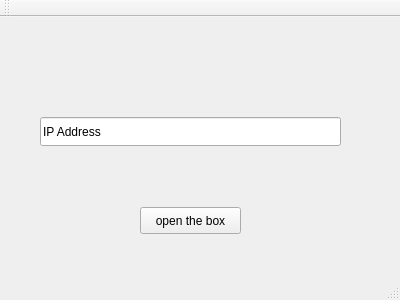
Above: client/Client/client.ui from dilofilo/freezing-octo-cyril before the change. Below: the same form after it.
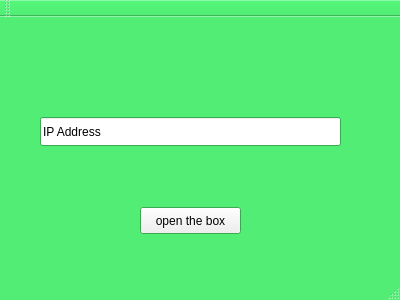
That is the form after the change.

```diff
--- a/client/Client/client.ui
+++ b/client/Client/client.ui
@@ -10,6 +10,70 @@
     <height>300</height>
    </rect>
   </property>
+  <property name="palette">
+   <palette>
+    <active>
+     <colorrole role="Base">
+      <brush brushstyle="SolidPattern">
+       <color alpha="255">
+        <red>255</red>
+        <green>255</green>
+        <blue>255</blue>
+       </color>
+      </brush>
+     </colorrole>
+     <colorrole role="Window">
+      <brush brushstyle="SolidPattern">
+       <color alpha="255">
+        <red>81</red>
+        <green>237</green>
+        <blue>117</blue>
+       </color>
+      </brush>
+     </colorrole>
+    </active>
+    <inactive>
+     <colorrole role="Base">
+      <brush brushstyle="SolidPattern">
+       <color alpha="255">
+        <red>255</red>
+        <green>255</green>
+        <blue>255</blue>
+       </color>
+      </brush>
+     </colorrole>
+     <colorrole role="Window">
+      <brush brushstyle="SolidPattern">
+       <color alpha="255">
+        <red>81</red>
+        <green>237</green>
+        <blue>117</blue>
+       </color>
+      </brush>
+     </colorrole>
+    </inactive>
+    <disabled>
+     <colorrole role="Base">
+      <brush brushstyle="SolidPattern">
+       <color alpha="255">
+        <red>81</red>
+        <green>237</green>
+        <blue>117</blue>
+       </color>
+      </brush>
+     </colorrole>
+     <colorrole role="Window">
+      <brush brushstyle="SolidPattern">
+       <color alpha="255">
+        <red>81</red>
+        <green>237</green>
+        <blue>117</blue>
+       </color>
+      </brush>
+     </colorrole>
+    </disabled>
+   </palette>
+  </property>
   <property name="windowTitle">
    <string>Client</string>
   </property>
```
